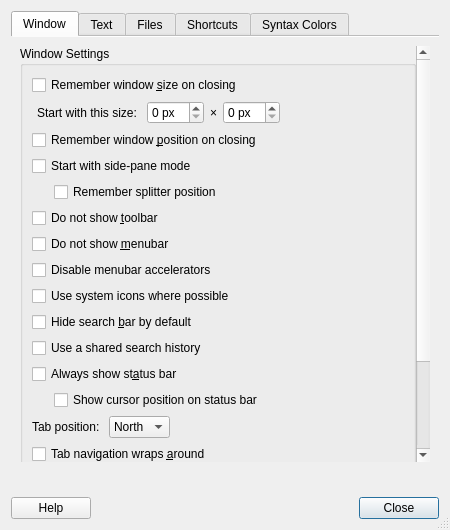
Qt form featherpad/prefDialog.ui (vecnathewhisperd0/FeatherPad) before a commit.
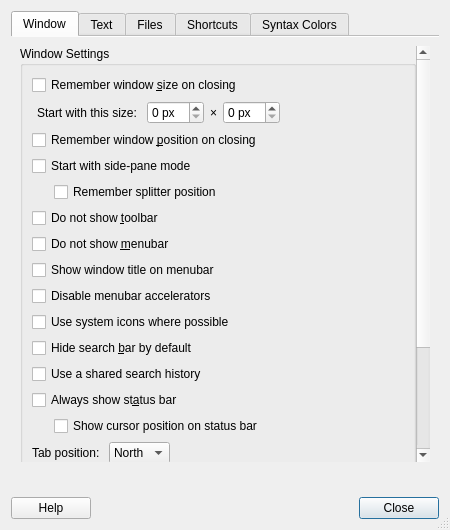
The same form after that commit. Icons and pictures are not drawn.

Commit message: Added an option to show title on the menubar

What changed in the file:
```diff
--- a/featherpad/prefDialog.ui
+++ b/featherpad/prefDialog.ui
@@ -212,6 +212,13 @@
                 </property>
                </widget>
               </item>
+              <item>
+               <widget class="QCheckBox" name="menubarTitleBox">
+                <property name="text">
+                 <string>Show window title on menubar</string>
+                </property>
+               </widget>
+              </item>
               <item>
                <widget class="QCheckBox" name="accelBox">
                 <property name="toolTip">
```
The commit also changes 50 other files.
